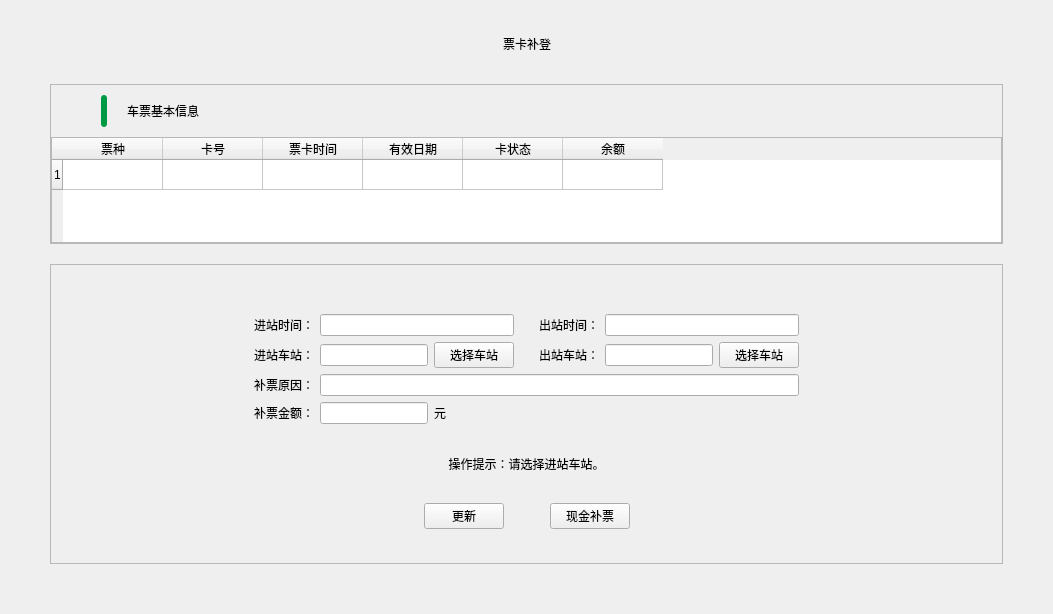
Above: ticket/TicketReregisterWidget.ui from EllieYY/ism before the change. Below: the same form after it.
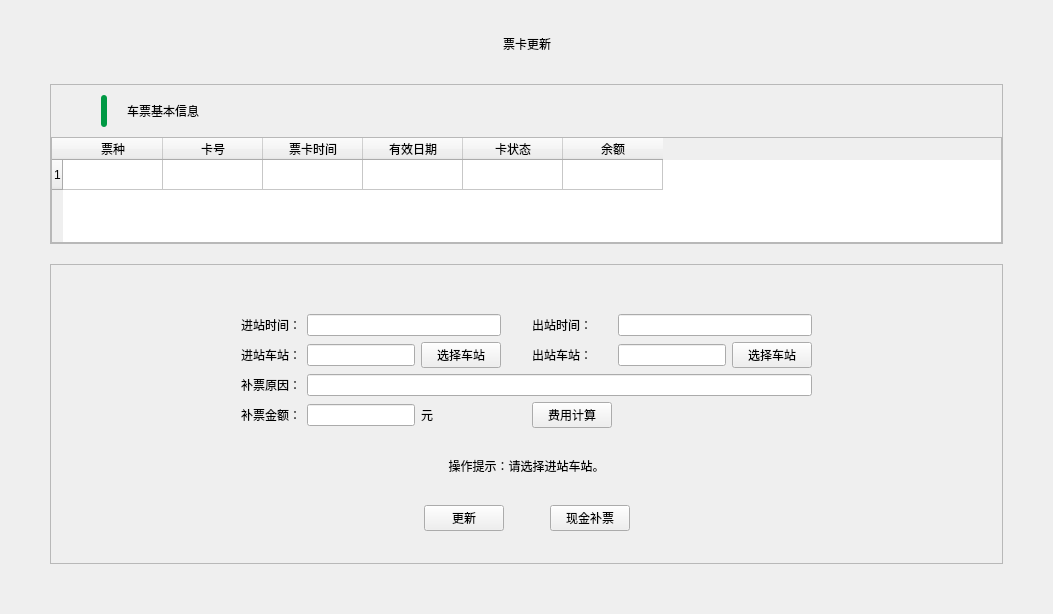
That is the form after the change.

The edit to the form file:
```diff
--- a/ticket/TicketReregisterWidget.ui
+++ b/ticket/TicketReregisterWidget.ui
@@ -65,7 +65,7 @@
         <item>
          <widget class="QLabel" name="nameLabel">
           <property name="text">
-           <string>票卡补登</string>
+           <string>票卡更新</string>
           </property>
           <property name="alignment">
            <set>Qt::AlignCenter</set>
@@ -343,6 +343,28 @@
                 </widget>
                </item>
                <item row="0" column="4">
+                <spacer name="horizontalSpacer_6">
+                 <property name="orientation">
+                  <enum>Qt::Horizontal</enum>
+                 </property>
+                 <property name="sizeHint" stdset="0">
+                  <size>
+                   <width>13</width>
+                   <height>17</height>
+                  </size>
+                 </property>
+                </spacer>
+               </item>
+               <item row="0" column="6" colspan="2">
+                <widget class="QLineEdit" name="lineEdit3"/>
+               </item>
+               <item row="3" column="1">
+                <widget class="QLineEdit" name="lineEdit6"/>
+               </item>
+               <item row="2" column="1" colspan="7">
+                <widget class="QLineEdit" name="lineEdit5"/>
+               </item>
+               <item row="0" column="5">
                 <widget class="QLabel" name="text3">
                  <property name="text">
                   <string>出站时间：</string>
@@ -356,46 +378,37 @@
                  </property>
                 </widget>
                </item>
-               <item row="1" column="1">
-                <widget class="QLineEdit" name="lineEdit2"/>
-               </item>
-               <item row="1" column="2">
-                <widget class="QPushButton" name="selectBtn2">
-                 <property name="sizePolicy">
-                  <sizepolicy hsizetype="Minimum" vsizetype="Preferred">
-                   <horstretch>0</horstretch>
-                   <verstretch>0</verstretch>
-                  </sizepolicy>
-                 </property>
-                 <property name="text">
-                  <string>选择车站</string>
-                 </property>
-                </widget>
-               </item>
-               <item row="1" column="3">
-                <spacer name="horizontalSpacer_7">
-                 <property name="orientation">
-                  <enum>Qt::Horizontal</enum>
-                 </property>
-                 <property name="sizeHint" stdset="0">
-                  <size>
-                   <width>13</width>
-                   <height>17</height>
-                  </size>
-                 </property>
-                </spacer>
-               </item>
-               <item row="1" column="4">
+               <item row="1" column="5">
                 <widget class="QLabel" name="text4">
                  <property name="text">
                   <string>出站车站：</string>
                  </property>
                 </widget>
                </item>
-               <item row="1" column="5">
-                <widget class="QLineEdit" name="lineEdit4"/>
+               <item row="3" column="0">
+                <widget class="QLabel" name="text6">
+                 <property name="text">
+                  <string>补票金额：</string>
+                 </property>
+                </widget>
                </item>
-               <item row="1" column="6">
+               <item row="1" column="4">
+                <spacer name="horizontalSpacer_7">
+                 <property name="orientation">
+                  <enum>Qt::Horizontal</enum>
+                 </property>
+                 <property name="sizeHint" stdset="0">
+                  <size>
+                   <width>13</width>
+                   <height>17</height>
+                  </size>
+                 </property>
+                </spacer>
+               </item>
+               <item row="0" column="1" colspan="2">
+                <widget class="QLineEdit" name="lineEdit1"/>
+               </item>
+               <item row="1" column="7">
                 <widget class="QPushButton" name="selectBtn3">
                  <property name="sizePolicy">
                   <sizepolicy hsizetype="Minimum" vsizetype="Preferred">
@@ -408,6 +421,9 @@
                  </property>
                 </widget>
                </item>
+               <item row="1" column="6">
+                <widget class="QLineEdit" name="lineEdit4"/>
+               </item>
                <item row="2" column="0">
                 <widget class="QLabel" name="text5">
                  <property name="text">
@@ -415,16 +431,6 @@
                  </property>
                 </widget>
                </item>
-               <item row="3" column="0">
-                <widget class="QLabel" name="text6">
-                 <property name="text">
-                  <string>补票金额：</string>
-                 </property>
-                </widget>
-               </item>
-               <item row="3" column="1">
-                <widget class="QLineEdit" name="lineEdit6"/>
-               </item>
                <item row="3" column="2">
                 <widget class="QLabel" name="text7">
                  <property name="text">
@@ -432,7 +438,23 @@
                  </property>
                 </widget>
                </item>
-               <item row="3" column="3" colspan="2">
+               <item row="1" column="2">
+                <widget class="QPushButton" name="selectBtn2">
+                 <property name="sizePolicy">
+                  <sizepolicy hsizetype="Minimum" vsizetype="Preferred">
+                   <horstretch>0</horstretch>
+                   <verstretch>0</verstretch>
+                  </sizepolicy>
+                 </property>
+                 <property name="text">
+                  <string>选择车站</string>
+                 </property>
+                </widget>
+               </item>
+               <item row="1" column="1">
+                <widget class="QLineEdit" name="lineEdit2"/>
+               </item>
+               <item row="3" column="6">
                 <spacer name="horizontalSpacer_8">
                  <property name="orientation">
                   <enum>Qt::Horizontal</enum>
@@ -445,27 +467,12 @@
                  </property>
                 </spacer>
                </item>
-               <item row="2" column="1" colspan="6">
-                <widget class="QLineEdit" name="lineEdit5"/>
-               </item>
-               <item row="0" column="3">
-                <spacer name="horizontalSpacer_6">
-                 <property name="orientation">
-                  <enum>Qt::Horizontal</enum>
+               <item row="3" column="5">
+                <widget class="QPushButton" name="calcFareBtn">
+                 <property name="text">
+                  <string>费用计算</string>
                  </property>
-                 <property name="sizeHint" stdset="0">
-                  <size>
-                   <width>13</width>
-                   <height>17</height>
-                  </size>
-                 </property>
-                </spacer>
-               </item>
-               <item row="0" column="1" colspan="2">
-                <widget class="QLineEdit" name="lineEdit1"/>
-               </item>
-               <item row="0" column="5" colspan="2">
-                <widget class="QLineEdit" name="lineEdit3"/>
+                </widget>
                </item>
               </layout>
              </item>
```
